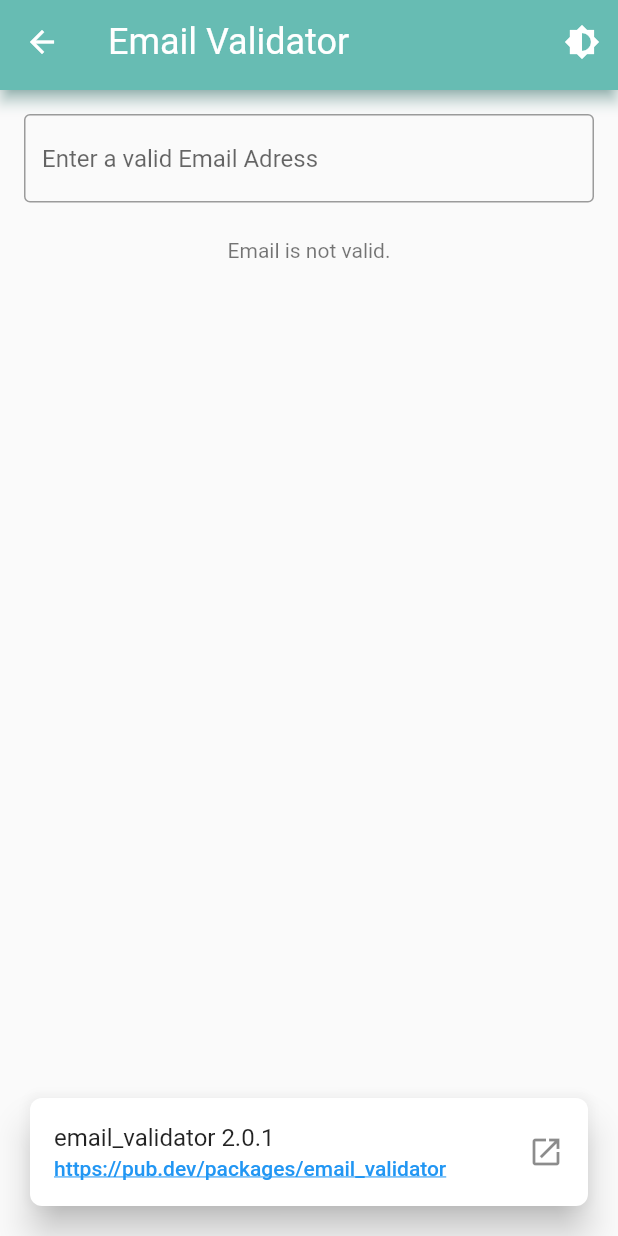
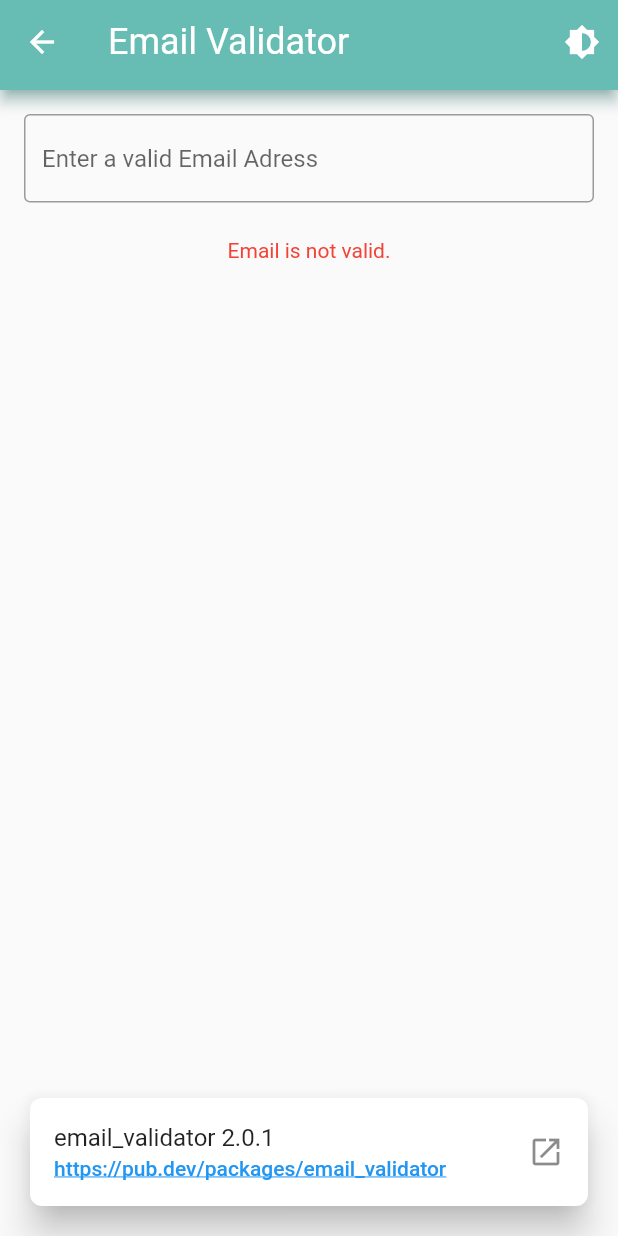
Before and after one commit to lucianojung/flutter_package_examples, a Flutter app: the screen it shows after launch, after a tap on "Email Validator", on a phone screen of 412 x 824 dp. Run offline on Flutter 3.47's test engine with Material 2 defaults, Android fonts, the phone set to English and light mode, and no system bars; our stand-ins replace convex_bottom_bar, date_format, email_validator, expandable, flutter_signin_button, google_fonts.

Commit message:
change color at email_validator_main.dart

```diff
--- a/lib/packages/email_valiator/email_validator_main.dart
+++ b/lib/packages/email_valiator/email_validator_main.dart
@@ -24,8 +24,7 @@ class _EmailValidatorMainState extends State<EmailValidatorMain> {
               child: TextField(
                 decoration: InputDecoration(
                     border: OutlineInputBorder(),
-                    hintText: 'Enter a valid Email Adress'
-                ),
+                    hintText: 'Enter a valid Email Adress'),
                 onChanged: (value) => {
                   setState(() {
                     _isValid = EmailValidator.validate(value);
@@ -35,10 +34,14 @@ class _EmailValidatorMainState extends State<EmailValidatorMain> {
             ),
             Padding(
               padding: const EdgeInsets.all(8.0),
-              child: Text(_isValid ? 'Email is valid.' : 'Email is not valid.'),
+              child: Text(
+                _isValid ? 'Email is valid.' : 'Email is not valid.',
+                style: TextStyle(color: _isValid ? Colors.green : Colors.red),
+              ),
             ),
           ]),
-          PackageWeblinkView('email_validator 2.0.1', 'https://pub.dev/packages/email_validator'),
+          PackageWeblinkView('email_validator 2.0.1',
+              'https://pub.dev/packages/email_validator'),
         ],
       ),
     );
```
